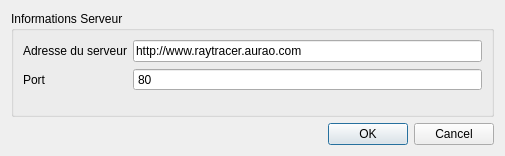
This is launchServerDialog.ui in gaelduplessix/raytracer-42 as Qt 5 draws it before an edit. The edited form follows.
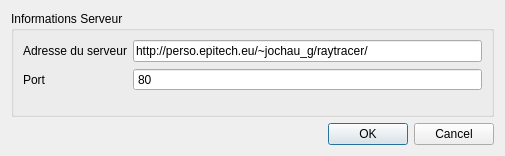
This is the edited form.

```diff
--- a/launchServerDialog.ui
+++ b/launchServerDialog.ui
@@ -23,7 +23,7 @@
       <item row="0" column="1">
        <widget class="QLineEdit" name="_adress">
         <property name="text">
-         <string>http://www.raytracer.aurao.com</string>
+         <string>http://perso.epitech.eu/~jochau_g/raytracer/</string>
         </property>
        </widget>
       </item>
```
